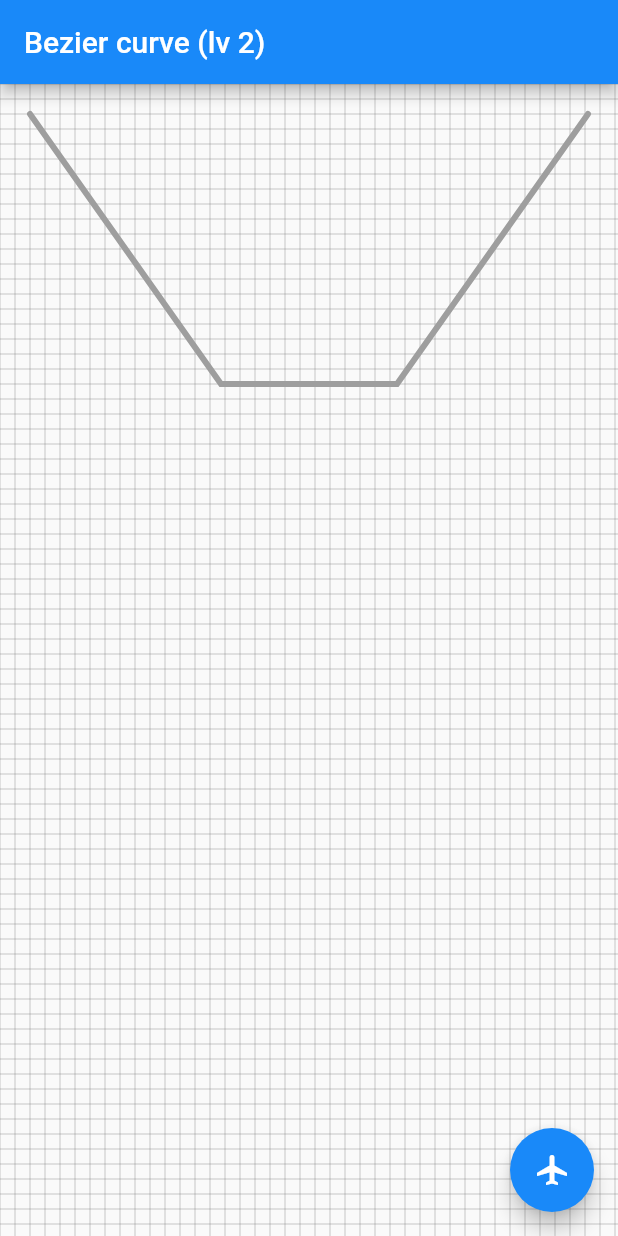
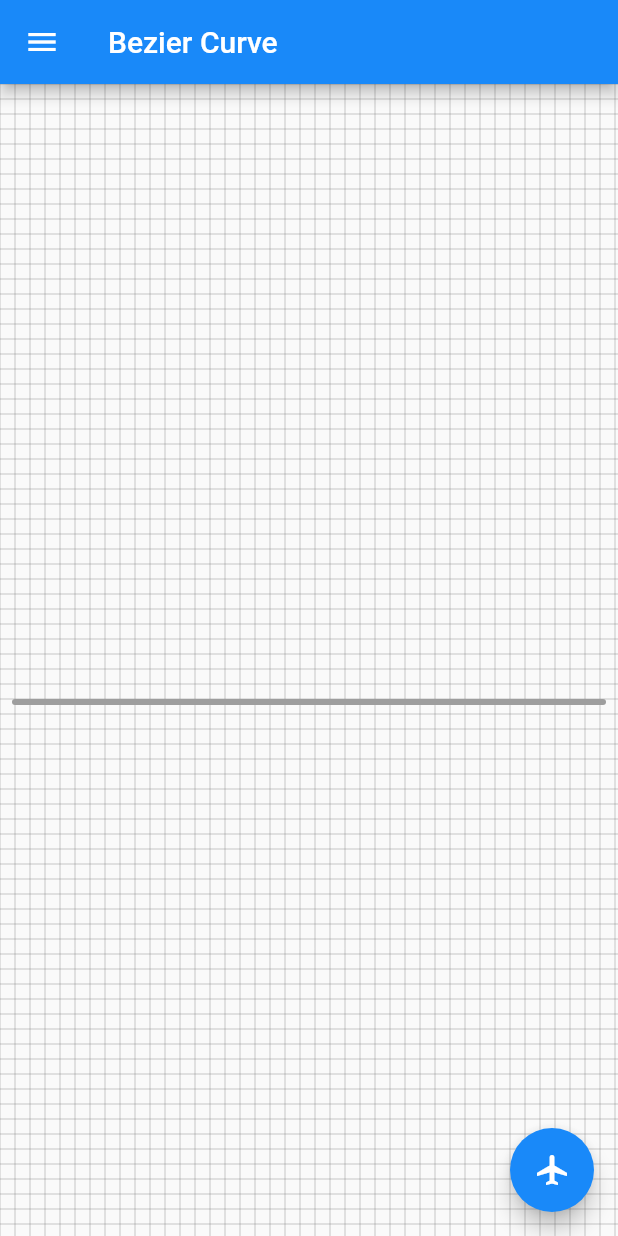
Before and after one commit to chimaeraqm/flutter_app, a Flutter app: the screen it shows after launch, on a phone screen of 412 x 824 dp. Run offline on Flutter 3.47's test engine with Material 2 defaults, Android fonts, the phone set to English and light mode, and no system bars.

Commit message:
20181217 F_v0.0.10
--20190109 replanted main body of sthaboutcurve from android to flutter.
--20190109 realize interaction curve drawing process.

```diff
--- a/lib/pages/BezierCurvePage.dart
+++ b/lib/pages/BezierCurvePage.dart
@@ -33,8 +33,17 @@ class _BezierCurvePageState extends State<BezierCurvePage> with SingleTickerProv
   Offset currentPos;
 
   //Control Param : check control points initialization status, if initStateCheck == true, initialize mPoints and drawPoints as well
-  //when get to point AnimationStatus.completed, initStateCheck = true;
+  //if initStateCheck == true，a new drawing process can be started over, all init parts should be initialized again.
   bool initStateCheck = true;
+
+  //Control Param : get rid of multi click in process of curve drawing
+  //if multiClickCheck == true，a new drawing process can be started over.
+  bool multiClickCheck = true;
+
+  //Control Param : check if the position of mPoints maintained
+  //if pntsPosChangedCheck == true，one or more points coordinates changed(but number of points stays the same).
+  //if initStateCheck switches to true, pntsPosChangedCheck switches to true as well.
+  bool pntsPosChangedCheck = true;
 
   @override
   void initState() {
@@ -56,7 +65,7 @@ class _BezierCurvePageState extends State<BezierCurvePage> with SingleTickerProv
     })
     ..addStatusListener((status){
       if(status == AnimationStatus.completed){
-        initStateCheck = true;
+        multiClickCheck = true;
       }
     });
   }
@@ -71,32 +80,34 @@ class _BezierCurvePageState extends State<BezierCurvePage> with SingleTickerProv
   @override
   Widget build(BuildContext context) {
     // TODO: implement build
-    getInitConstValue();
-    getInitAdsColors();
     if(initStateCheck == true){
+      getInitPoints();
+      getInitConstValue();
+      getInitAdsColors();
+      initStateCheck = false;
+    }
 
+    if(pntsPosChangedCheck == true){
+      drawPoints.clear();
+      drawPoints.add(mPoints[0]);
+      pntsPosChangedCheck = false;
     }
-    getInitPoints();
 
     var appbar = AppBar(
-      title: Text("Bezier curve (lv 2)"),
+      title: Text("Bezier Curve"),
       backgroundColor: Color(0xff1989F9),
     );
 
     var floatingBn = FloatingActionButton(
       onPressed: (){
-        if(initStateCheck == true){
+        if(multiClickCheck == true){
+          drawPoints.clear();
           controller.reset();
-          mPoints.clear();
-          drawPoints.clear();
-          adsLinePaintColors.clear();
-          adsPointPaintColors.clear();
-          getInitPoints();
           controller.forward();
-          initStateCheck = false;
+          multiClickCheck = false;
         }
       },
-      tooltip: 'Increment',
+      tooltip: 'Drawing',
       backgroundColor: Color(0xff1989F9),
       child: Icon(Icons.airplanemode_active),
     );
@@ -105,44 +116,84 @@ class _BezierCurvePageState extends State<BezierCurvePage> with SingleTickerProv
       painter: BezierCurveViewNew(context,mPoints,drawPoints,constValue,adsLinePaintColors,adsPointPaintColors,_t),
     );
 
+    var drawerHeader = DrawerHeader(
+      padding: EdgeInsets.zero,
+      decoration: BoxDecoration(
+          image: new DecorationImage(
+            image: new ExactAssetImage('images/drawerheader_w800.jpg'),
+            fit: BoxFit.fill,)
+      ),
+      child: Container(
+        padding: EdgeInsets.all(8.0),
+//      padding: EdgeInsets.fromLTRB(double.infinity, double.infinity, 10.0, 10.0),
+        alignment: Alignment.bottomLeft,
+        child: new Directionality(
+          textDirection: TextDirection.ltr,
+          child: Text(
+            'Choose Curve Type here.\nThen click SIMU.',
+            style: TextStyle(
+                color: Colors.white,
+                fontWeight: FontWeight.w800,
+                fontFamily: 'Roboto',
+                fontSize: 20.0
+            ),
+          ),
+        ),
+      ),
+    );
+
+    drawItem(int level)
+    {
+      String title = 'BezierCurve('+level.toString()+')';
+      String subtitle = 'Create Lv'+level.toString()+' Bezier Curve';
+      return Container(
+        //width: 160.0,
+        child: new ListTile(
+          title: new Text(title),
+          subtitle: new Text(subtitle),
+          trailing: new Icon(Icons.blur_off),
+          onTap: (){
+            _level = level;
+            initStateCheck = true;
+            pntsPosChangedCheck = true;
+            Navigator.pop(context);
+            setState(() {
+
+            });
+            //_pushCurvePagewithAnimation(title,subtitle);
+//            _openNewPage();
+          },
+        ),
+      );
+    }
+
+    var drawer = Drawer(
+      child: ListView(
+          padding: EdgeInsets.zero,
+          children: <Widget>[
+            drawerHeader,
+//          userHeader,
+            drawItem(2),
+            drawItem(3),
+            drawItem(4),
+            drawItem(5),
+            drawItem(6),
+            drawItem(7),
+            drawItem(8),
+            drawItem(9),
+            drawItem(10),]
+      ),
+    );
+
     var mainScaffold = Scaffold(
       appBar: appbar,
       body: body,
       floatingActionButton: floatingBn,
+      drawer: drawer,
     );
 
     var gestureDetector = GestureDetector(
       child: mainScaffold,
-      onTap: (){
-        print("OnTap");
-        setState(() {
-
-        });
-      },
-      onTapDown: (pos){
-        print("onTapDown" + pos.globalPosition.toString());
-        setState(() {
-
-        });
-      },
-      onTapUp: (pos){
-        mPoints[pickTag] = PointF(x: currentPos.dx,y: currentPos.dy);
-        setState(() {
-
-        });
-      },
-      onTapCancel: (){
-        print("onTapCancel");
-        setState(() {
-
-        });
-      },
-      onPanStart: (pos){
-        print("onPanStart" + pos.globalPosition.toString());
-        setState(() {
-
-        });
-      },
       onPanDown: (pos){
         /**
          * @param distance 用于记录鼠标点击点和各控制点的距离，距离最近的点即为将要移动的点
@@ -175,6 +226,7 @@ class _BezierCurvePageState extends State<BezierCurvePage> with SingleTickerProv
       },
       onPanEnd: (pos){
         mPoints[pickTag] = PointF(x: currentPos.dx,y: currentPos.dy);
+        pntsPosChangedCheck = true;
         setState(() {
 
         });
@@ -182,8 +234,8 @@ class _BezierCurvePageState extends State<BezierCurvePage> with SingleTickerProv
       onPanCancel: (){
       },
       onPanUpdate: (pos){
-        print("onPanUpdate" + pos.globalPosition.toString());
         currentPos = pos.globalPosition;
+        mPoints[pickTag] = PointF(x: currentPos.dx,y: currentPos.dy);
         setState(() {
 
         });
@@ -244,6 +296,8 @@ class _BezierCurvePageState extends State<BezierCurvePage> with SingleTickerProv
 
   void getInitAdsColors()
   {
+    adsLinePaintColors.clear();
+    adsPointPaintColors.clear();
     for (int i = 0; i < _level - 1; i++){
       adsLinePaintColors.add(pickRandomColor());
       adsPointPaintColors.add(pickRandomColor());
@@ -254,27 +308,15 @@ class _BezierCurvePageState extends State<BezierCurvePage> with SingleTickerProv
   {
     //init mPoints
     mPoints.clear();
-    drawPoints.clear();
     var winSize = MediaQuery.of(context).size;
     //初始化各点位置
-    double gap = winSize.width / _level;
-    mPoints.add(PointF(x: 20, y: 20));
-    mPoints.add(PointF(x: gap + 10,y: 200));
-    mPoints.add(PointF(x: gap*2 - 10,y: 200));
-    mPoints.add(PointF(x: gap*3 - 20,y: 20));
-
-/*
+    double gap = (winSize.width-20) / _level;
     for (int i = 0; i <= _level; i++) {
-      double xpos = gap * i + 20;
-      double ypos = 20;
-      if(i == 1 || i == 2){
-        ypos = 200;
-      }
+      double xpos = 10+gap*i;
+      double ypos = winSize.height/2;
       var point = PointF(x: xpos, y: ypos);
       mPoints.add(point);
     }
-*/
-    drawPoints.add(mPoints[0]);
   }
 
   Color pickRandomColor()
@@ -283,7 +325,7 @@ class _BezierCurvePageState extends State<BezierCurvePage> with SingleTickerProv
     int r = 30 + random.nextInt(200);
     int g = 30 + random.nextInt(200);
     int b = 30 + random.nextInt(200);
-    return Color.fromARGB(255, r, g, b);
+    return Color.fromARGB(60, r, g, b);
   }
 
   /**
@@ -294,4 +336,16 @@ class _BezierCurvePageState extends State<BezierCurvePage> with SingleTickerProv
     double dist = sqrt(pow((x2-x1),2)+pow((y2-y1),2));
     return dist;
   }
+
+/**
+ * 封装控件
+ */
+
+  defineBackground(Widget w,)
+  {
+    return Container(
+        color: Colors.red,
+        child: w
+    );
+  }
 }
```
